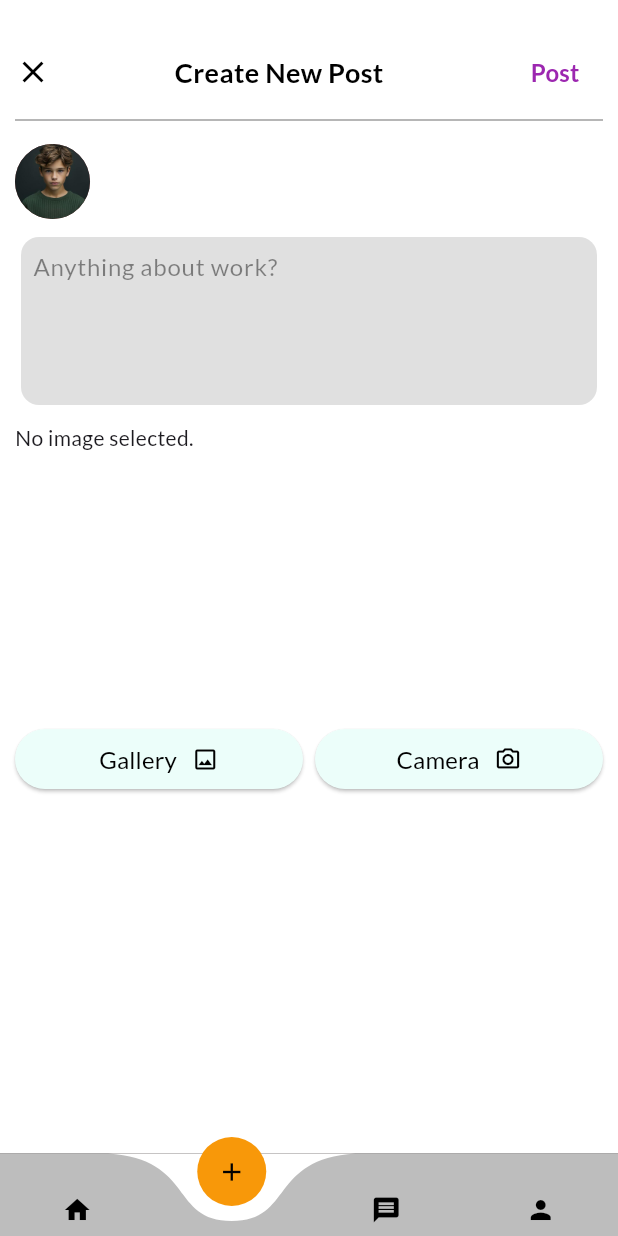
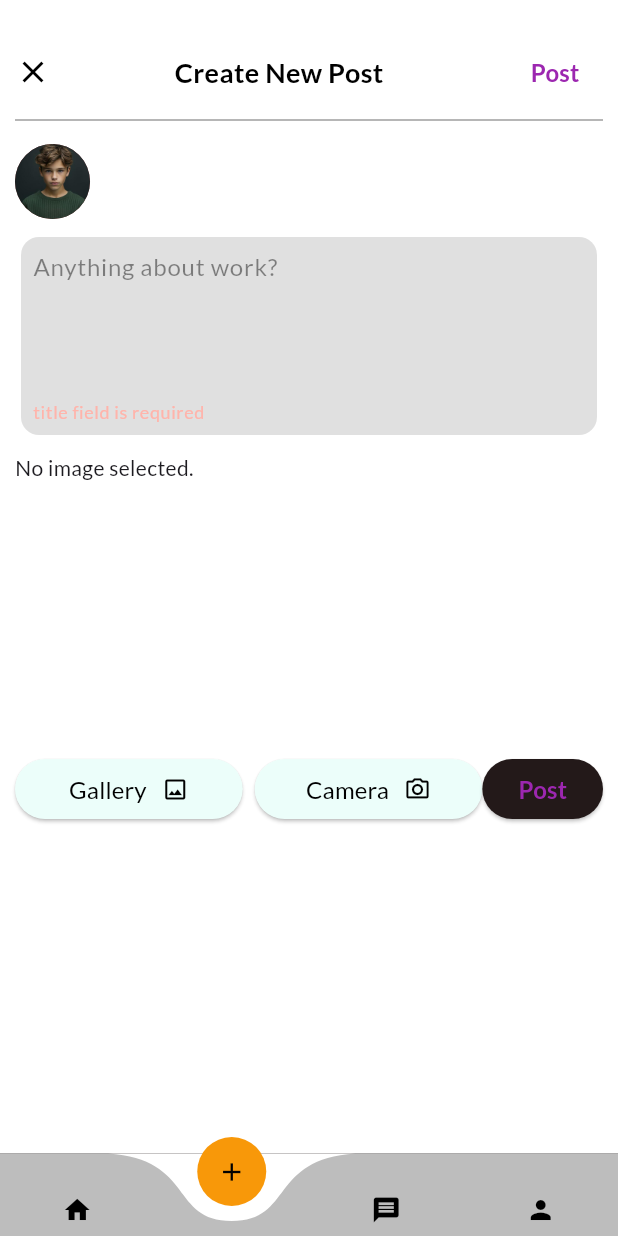
Before and after one commit to ayruvedaAvi/Project-II, a Flutter app: the BaseScreen screen opened directly, item 2 of the bottom bar chosen, after a tap on "Post", on a phone screen of 412 x 824 dp. Run offline on Flutter 3.47's test engine with Material 3 defaults, Android fonts, the phone set to English and light mode, and no system bars; drawn by our look-alikes of curved_navigation_bar; our stand-ins replace dio, get, google_fonts, image_picker, jwt_decoder, shared_preferences; accounts and stored records are empty.

Commit message:
Added post job api and sucessfully posted a job

```diff
--- /dev/null
+++ b/flutter_project/lib/models/job/job_model.dart
@@ -0,0 +1,24 @@
+import 'package:json_annotation/json_annotation.dart';
+
+part 'job_model.g.dart';
+
+@JsonSerializable()
+
+class JobModel {
+  String? Title;
+  String? Work_Description;
+  double? price;
+  String? image;
+
+  JobModel({
+    this.Title,
+    this.Work_Description,
+    this.price,
+    this.image,
+  });
+
+  factory JobModel.fromJson(Map<String, dynamic> json) =>
+      _$JobModelFromJson(json);
+
+  Map<String, dynamic> toJson() => _$JobModelToJson(this);
+}
--- a/flutter_project/lib/screens/addpost_screen.dart
+++ b/flutter_project/lib/screens/addpost_screen.dart
@@ -1,6 +1,7 @@
 import 'dart:io';
 
 import 'package:flutter/material.dart';
+import 'package:flutter_project/controllers/job_controller.dart/post_job_controller.dart';
 // import 'package:flutter/widgets.dart';
 // import 'package:file_picker/file_picker.dart';
 import 'package:flutter_project/utils/shared_preferences/shared_preference.dart';
@@ -15,6 +16,9 @@ class AddpostScreen extends StatefulWidget {
 }
 
 class _AddpostScreenState extends State<AddpostScreen> {
+  final _formKey = GlobalKey<FormState>();
+
+  final PostJobController _postJobController = Get.put(PostJobController());
   RxString name = ''.obs;
   final ImagePicker _picker = ImagePicker();
   XFile? _image;
@@ -56,7 +60,10 @@ class _AddpostScreenState extends State<AddpostScreen> {
                   ),
                   TextButton(
                     onPressed: () {
-                        print("post button pressed!");
+                      debugPrint("Post button clicked");
+                      if (_formKey.currentState!.validate()) {
+                        _postJobController.postJob();
+                      }
                     },
                     child: const Text(
                       "Post",
@@ -64,13 +71,16 @@ class _AddpostScreenState extends State<AddpostScreen> {
                           color: Colors.purple,
                           fontSize: 16,
                           fontWeight: FontWeight.bold),
-                      ))
+                    ),
+                  )
                 ],
               ),
               const Divider(
                 color: Colors.black38,
               ),
-              Column(
+              Form(
+                key: _formKey,
+                child: Column(
                   children: [
                     const SizedBox(
                       height: 8,
@@ -98,14 +108,21 @@ class _AddpostScreenState extends State<AddpostScreen> {
                     const SizedBox(
                       height: 8,
                     ),
-                  const Card(
-                    shadowColor: Color.fromRGBO(197, 197, 197, 0),
+                    Card(
+                      shadowColor: const Color.fromRGBO(197, 197, 197, 0),
                       color: Colors.black12,
                       child: Padding(
-                      padding: EdgeInsets.all(8.0),
-                      child: TextField(
+                        padding: const EdgeInsets.all(8.0),
+                        child: TextFormField(
+                          validator: (value) {
+                            if (value == null || value.isEmpty) {
+                              return "title field is required";
+                            }
+                            return null;
+                          },
+                          controller: _postJobController.workDescription,
                           maxLines: 4,
-                        decoration: InputDecoration.collapsed(
+                          decoration: const InputDecoration.collapsed(
                               hintStyle: TextStyle(color: Colors.black45),
                               hintText: "Anything about work?"),
                         ),
@@ -177,10 +194,26 @@ class _AddpostScreenState extends State<AddpostScreen> {
                               ],
                             ),
                           ),
-                      )
+                        ),
+                        ElevatedButton(
+                          onPressed: () {
+                            debugPrint("Post button clicked");
+                            if (_formKey.currentState!.validate()) {
+                              _postJobController.postJob();
+                            }
+                          },
+                          child: const Text(
+                            "Post",
+                            style: TextStyle(
+                                color: Colors.purple,
+                                fontSize: 16,
+                                fontWeight: FontWeight.bold),
+                          ),
+                        ),
                       ],
                     ),
                   ],
+                ),
               ),
             ],
           ),
--- a/flutter_project/lib/screens/base_screen.dart
+++ b/flutter_project/lib/screens/base_screen.dart
@@ -1,8 +1,8 @@
 import 'package:curved_navigation_bar/curved_navigation_bar.dart';
 import 'package:flutter/material.dart';
 import 'package:flutter_project/screens/addpost_screen.dart';
+import 'package:flutter_project/screens/chats_screen.dart';
 import 'package:flutter_project/screens/feed_screen.dart';
-import 'package:flutter_project/screens/home_screen.dart';
 import 'package:flutter_project/screens/userprofile_screen.dart';
 
 class BaseScreen extends StatefulWidget {
@@ -27,7 +27,7 @@ class _BaseScreenState extends State<BaseScreen> {
     lstWidget = [
       const FeedScreen(),
       const AddpostScreen(),
-      const HomeScreen(),
+      const ChatsScreen(),
       const UserprofileScreen(),
     ];
   }
--- a/flutter_project/lib/utils/api/api_urls.dart
+++ b/flutter_project/lib/utils/api/api_urls.dart
@@ -3,3 +3,4 @@ const loginUrl = "/auth/login";
 const registerUrl = "/auth/register";
 const logoutUrl = "/auth/logout";
 const verifyOtpUrl = "/auth/verify";
+const postJobUrl = "/jobs";
--- a/node_backend/post_jobs/package.json
+++ b/node_backend/post_jobs/package.json
@@ -34,7 +34,7 @@
     "xss-clean": "^0.1.4"
   },
   "devDependencies": {
-    "nodemon": "^2.0.9"
+    "nodemon": "^2.0.22"
   },
   "engines": {
     "node": "14.x"
```
Also changed, not shown: flutter_project/lib/controllers/job_controller.dart/post_job_controller.dart (added, +54 -0 lines), flutter_project/lib/utils/api/api_endpoint.dart (+36 -0 lines), flutter_project/lib/models/job/job_model.g.dart (added), flutter_project/lib/models/job_response/job_response_model.dart (added), flutter_project/pubspec.lock, node_backend/post_jobs/package-lock.json, 2 other files. Lines whose indentation alone changed are shown as unchanged.
